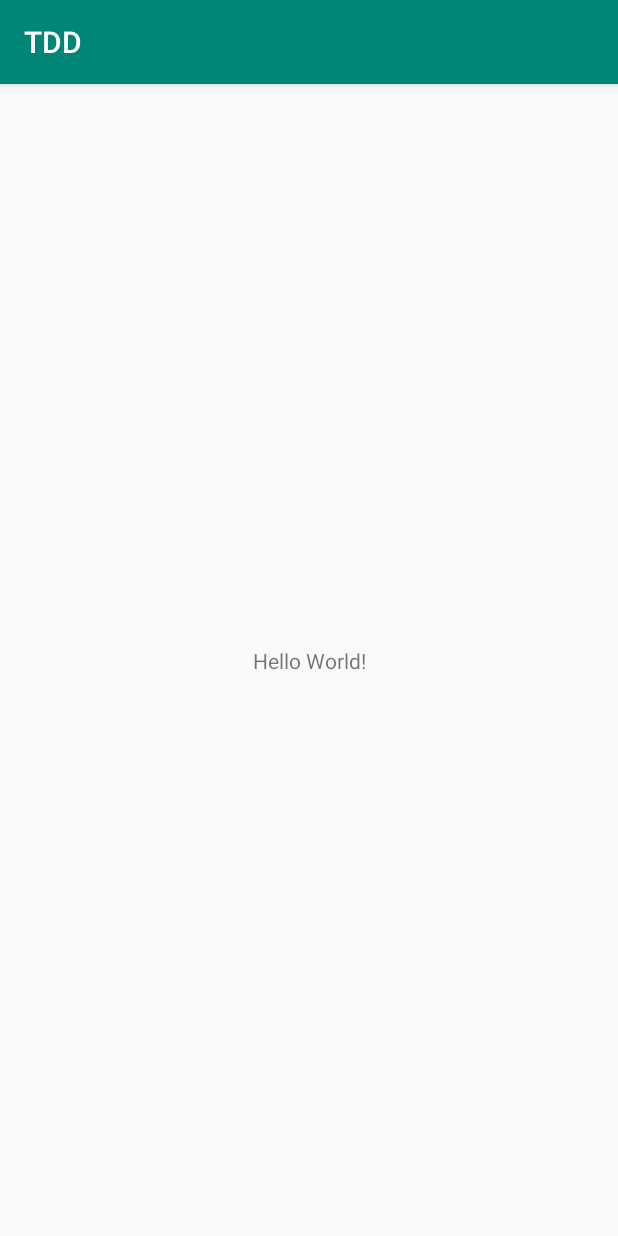
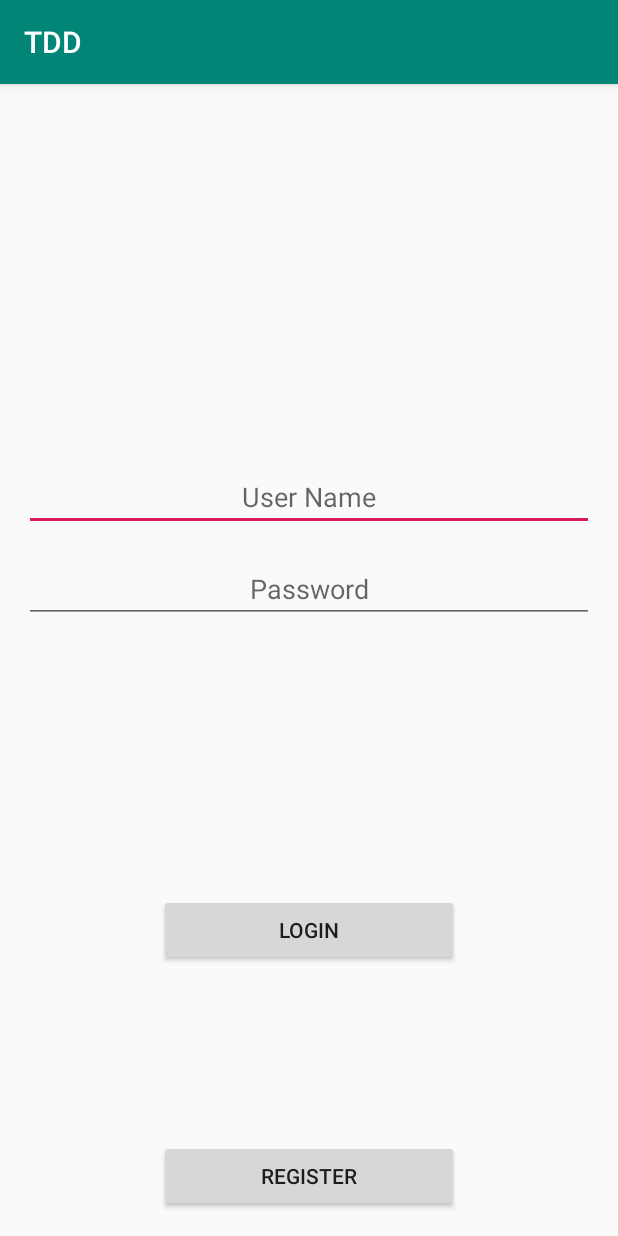
Before and after one commit to antonio08/TDD, an Android app: the screen it shows after launch (MainActivity before the commit, LoginActivity after it), on a phone screen of 412 x 824 dp. Run offline under Robolectric (Android 15) with nearby library versions, the phone set to English and light mode, and no system bars.

```diff
--- a/app/build.gradle
+++ b/app/build.gradle
@@ -26,6 +26,7 @@ dependencies {
     implementation fileTree(dir: 'libs', include: ['*.jar'])
     implementation"org.jetbrains.kotlin:kotlin-stdlib-jdk7:$kotlin_version"
     implementation 'androidx.appcompat:appcompat:1.0.2'
+    implementation 'com.android.support:design:28.0.0'
     implementation 'androidx.core:core-ktx:1.0.2'
     implementation 'androidx.constraintlayout:constraintlayout:1.1.3'
     testImplementation 'junit:junit:4.12'
--- a/app/src/main/AndroidManifest.xml
+++ b/app/src/main/AndroidManifest.xml
@@ -9,7 +9,7 @@
         android:roundIcon="@mipmap/ic_launcher_round"
         android:supportsRtl="true"
         android:theme="@style/AppTheme" >
-        <activity android:name=".MainActivity" >
+        <activity android:name=".login.LoginActivity" >
             <intent-filter>
                 <action android:name="android.intent.action.MAIN" />
 
--- a/app/src/main/java/antonio08/com/github/tdd/MainActivity.kt
+++ /dev/null
@@ -1,12 +0,0 @@
-package antonio08.com.github.tdd
-
-import androidx.appcompat.app.AppCompatActivity
-import android.os.Bundle
-
-class MainActivity : AppCompatActivity() {
-
-    override fun onCreate(savedInstanceState: Bundle?) {
-        super.onCreate(savedInstanceState)
-        setContentView(R.layout.activity_main)
-    }
-}
--- /dev/null
+++ b/app/src/main/java/antonio08/com/github/tdd/login/LoginActivity.kt
@@ -0,0 +1,52 @@
+/**
+ * Created by Antonio Lozano
+ *
+ * 02/04/2020
+ *
+ */
+
+package antonio08.com.github.tdd.login
+
+import androidx.appcompat.app.AppCompatActivity
+import android.os.Bundle
+import antonio08.com.github.tdd.R
+import com.google.android.material.snackbar.Snackbar
+import kotlinx.android.synthetic.main.activity_main.*
+
+
+class LoginActivity : AppCompatActivity(), LoginView {
+
+    private var mLoginPresenter : LoginPresenter? = null
+
+
+    override fun onCreate(savedInstanceState: Bundle?) {
+        super.onCreate(savedInstanceState)
+        setContentView(R.layout.activity_main)
+
+        // We initialize the presenter
+        initializePresenter()
+
+        mLoginButton.setOnClickListener {
+            mLoginPresenter?.doLogin(mUserNameInput.text.toString(), mUserPassword.text.toString())
+        }
+    }
+
+    override fun showErrorMessageForUserNamePassword() {
+        Snackbar.make(mUserPassword, getString(R.string.incorrect_access), Snackbar.LENGTH_LONG)
+            .show()
+    }
+
+    override fun showErrorMessageForMaxLoginAttempt() {
+        Snackbar.make(mUserPassword, getString(R.string.attempts_exceed), Snackbar.LENGTH_LONG)
+            .show()
+    }
+
+    override fun showLoginSuccessMessage() {
+        Snackbar.make(mUserPassword, getString(R.string.login_successful), Snackbar.LENGTH_LONG)
+            .show()
+    }
+
+    private fun initializePresenter(){
+        mLoginPresenter = LoginPresenter(this)
+    }
+}
--- /dev/null
+++ b/app/src/main/java/antonio08/com/github/tdd/login/LoginPresenter.kt
@@ -0,0 +1,57 @@
+/**
+ * Created by Antonio Lozano
+ *
+ * 02/04/2020
+ *
+ */
+
+package antonio08.com.github.tdd.login
+
+class LoginPresenter (loginView: LoginView){
+
+    private val MAX_LOGIN_ATTEMPT = 3
+    private val mLoginView : LoginView = loginView
+    private var mLoginAttempts : Int = 0
+
+    // Dummy user
+    private val USER_NAME = "Antonio"
+    private val USER_PASSWORD = "password"
+
+    /**
+     * Increments the number of attempts made by the user
+     */
+    fun incrementLoginAttempts () : Int {
+        mLoginAttempts++
+        return mLoginAttempts
+    }
+
+    private fun resetLoginAttempts () {
+        mLoginAttempts = 0
+    }
+
+    /**
+     * Return true if the login attempts has been exceeded; false otherwise
+     */
+    fun isLoginAttemptsExceeded () : Boolean {
+        return mLoginAttempts >= MAX_LOGIN_ATTEMPT
+    }
+
+    fun doLogin (userName : String, password : String){
+        if (isLoginAttemptsExceeded()){
+            mLoginView.showErrorMessageForMaxLoginAttempt()
+            return
+        }
+
+        // This will validate the user, usually you shouldn't do this but since is a dummy example
+        // it will do the trick
+        if (USER_NAME.equals(userName) && USER_PASSWORD.equals(password)){
+            mLoginView.showLoginSuccessMessage()
+            resetLoginAttempts()
+        }
+        else {
+            incrementLoginAttempts()
+            mLoginView.showErrorMessageForUserNamePassword()
+        }
+    }
+
+}
--- /dev/null
+++ b/app/src/main/java/antonio08/com/github/tdd/login/LoginView.kt
@@ -0,0 +1,17 @@
+/**
+ * Created by Antonio Lozano
+ *
+ * 02/04/2020
+ *
+ */
+
+package antonio08.com.github.tdd.login
+
+interface LoginView {
+
+    fun showErrorMessageForUserNamePassword()
+
+    fun showErrorMessageForMaxLoginAttempt()
+
+    fun showLoginSuccessMessage()
+}
--- a/app/src/main/res/layout/activity_main.xml
+++ b/app/src/main/res/layout/activity_main.xml
@@ -1,19 +1,54 @@
 <?xml version="1.0" encoding="utf-8"?>
-<androidx.constraintlayout.widget.ConstraintLayout
-    xmlns:android="http://schemas.android.com/apk/res/android"
+<androidx.constraintlayout.widget.ConstraintLayout xmlns:android="http://schemas.android.com/apk/res/android"
+    xmlns:app="http://schemas.android.com/apk/res-auto"
     xmlns:tools="http://schemas.android.com/tools"
-    xmlns:app="http://schemas.android.com/apk/res-auto"
     android:layout_width="match_parent"
     android:layout_height="match_parent"
-    tools:context=".MainActivity">
+    tools:context=".login.LoginActivity">
 
-    <TextView
-        android:layout_width="wrap_content"
+    <EditText
+        android:id="@+id/mUserNameInput"
+        style="@style/UserInputs"
+        android:layout_width="match_parent"
         android:layout_height="wrap_content"
-        android:text="Hello World!"
+        android:hint="@string/user_name"
         app:layout_constraintBottom_toBottomOf="parent"
         app:layout_constraintLeft_toLeftOf="parent"
         app:layout_constraintRight_toRightOf="parent"
-        app:layout_constraintTop_toTopOf="parent" />
+        app:layout_constraintTop_toTopOf="parent"
+        app:layout_constraintVertical_bias="@dimen/first_bias"/>
+
+    <EditText
+        android:id="@+id/mUserPassword"
+        android:layout_width="match_parent"
+        android:layout_height="wrap_content"
+        android:layout_marginTop="@dimen/margin"
+        android:hint="@string/password"
+        android:inputType="textPassword"
+        app:layout_constraintTop_toBottomOf="@+id/mUserNameInput"
+        style="@style/UserInputs"/>
+
+
+    <Button
+        android:id="@+id/mLoginButton"
+        android:layout_width="@dimen/button_width"
+        android:layout_height="wrap_content"
+        android:text="@string/login_button"
+        app:layout_constraintBottom_toBottomOf="parent"
+        app:layout_constraintLeft_toLeftOf="parent"
+        app:layout_constraintRight_toRightOf="parent"
+        app:layout_constraintTop_toTopOf="parent"
+        app:layout_constraintVertical_bias="@dimen/third_bias"/>
+
+    <Button
+        android:id="@+id/registerButton"
+        android:layout_width="@dimen/button_width"
+        android:layout_height="wrap_content"
+        android:text="@string/register_button"
+        android:layout_marginBottom="@dimen/margin"
+        app:layout_constraintRight_toRightOf="parent"
+        app:layout_constraintLeft_toLeftOf="parent"
+        app:layout_constraintBottom_toBottomOf="parent"/>
+
 
 </androidx.constraintlayout.widget.ConstraintLayout>
--- /dev/null
+++ b/app/src/main/res/values/dimens.xml
@@ -0,0 +1,14 @@
+<?xml version="1.0" encoding="utf-8"?>
+<resources>
+    <!-- Margin dimens-->
+    <dimen name="margin">16dp</dimen>
+
+    <!-- Button dimens -->
+    <dimen name="button_width">200dp</dimen>
+
+    <!-- Bias dimens -->
+    <dimen name="third_bias">0.75</dimen>
+    <dimen name="first_bias">0.35</dimen>
+    <dimen name="center_bias">0.5</dimen>
+
+</resources>
--- a/app/src/main/res/values/strings.xml
+++ b/app/src/main/res/values/strings.xml
@@ -1,3 +1,10 @@
 <resources>
     <string name="app_name">TDD</string>
+    <string name="user_name">User Name</string>
+    <string name="password">Password</string>
+    <string name="login_button">Login</string>
+    <string name="register_button">Register</string>
+    <string name="incorrect_access">Please check Username or Password.</string>
+    <string name="attempts_exceed">You have exceeded the maximum of attempts.</string>
+    <string name="login_successful">Login successful.</string>
 </resources>
--- a/app/src/main/res/values/styles.xml
+++ b/app/src/main/res/values/styles.xml
@@ -8,4 +8,10 @@
         <item name="colorAccent">@color/colorAccent</item>
     </style>
 
+    <style name="UserInputs">
+        <item name="android:layout_marginEnd">@dimen/margin</item>
+        <item name="android:layout_marginStart">@dimen/margin</item>
+        <item name="android:textAlignment">center</item>
+    </style>
+
 </resources>
```
Also changed, not shown: 1 other file.
